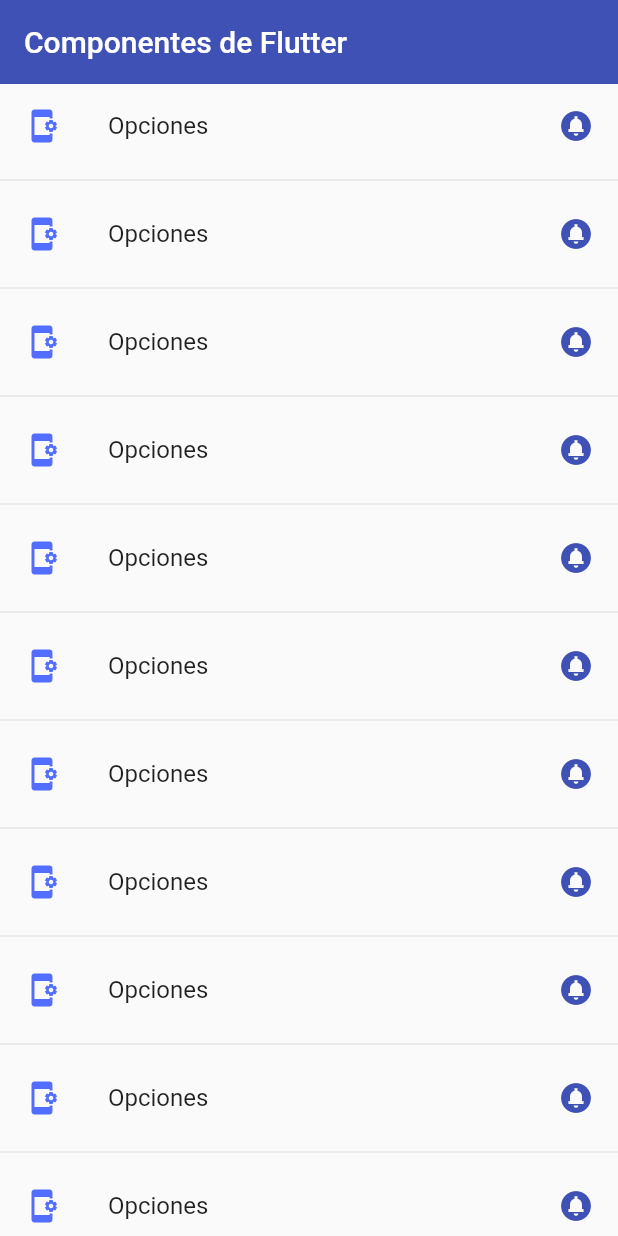
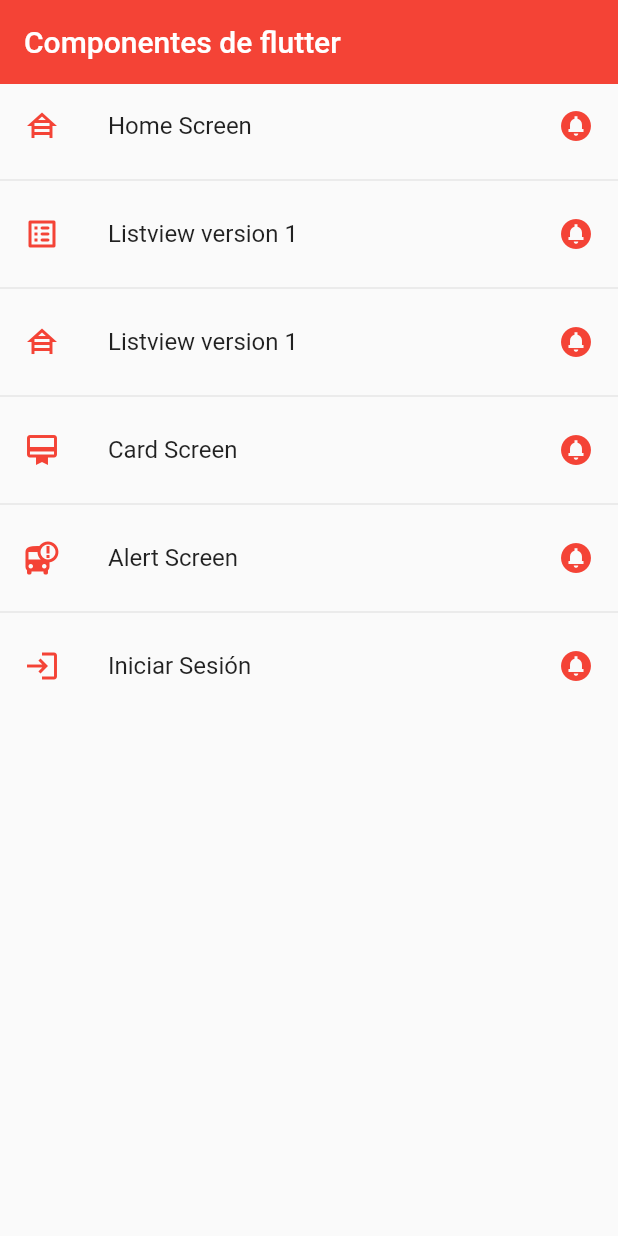
Before and after one commit to David-JPena/mltapp_components, a Flutter app: the screen it shows after launch, on a phone screen of 412 x 824 dp. Run offline on Flutter 3.47's test engine with Material 2 defaults, Android fonts, the phone set to English and light mode, and no system bars.

Commit message:
"primera version"

```diff
--- a/lib/main.dart
+++ b/lib/main.dart
@@ -1,4 +1,5 @@
 import 'package:fl_components/router/app_routes.dart';
+import 'package:fl_components/themes/app_themes.dart';
 import 'package:flutter/material.dart';
 
 void main() => runApp(const MyApp());
@@ -12,8 +13,10 @@ class MyApp extends StatelessWidget {
       debugShowCheckedModeBanner: false,
       title: 'Material App',
       initialRoute:AppRoutes.initialRoute,
-      routes:AppRoutes.routes,
+      routes:AppRoutes.getAppRoutes(),
       onGenerateRoute: AppRoutes.onGenerateRoute,
+      theme: AppTheme.myTheme,
+
     );
   }
 }
--- /dev/null
+++ b/lib/models/menu_options.dart
@@ -0,0 +1,13 @@
+import 'package:flutter/material.dart';
+
+class MenuOptions {
+  final String route;
+  final IconData icon;
+  final String name;
+  final Widget screen;
+
+
+  MenuOptions(
+    { required this.route, required this.icon, required this.name, required this.screen}
+  );
+}
--- /dev/null
+++ b/lib/models/models.dart
@@ -0,0 +1 @@
+export 'package:fl_components/screens/screens.dart';
--- a/lib/router/app_routes.dart
+++ b/lib/router/app_routes.dart
@@ -1,18 +1,63 @@
+import 'package:fl_components/screens/login_screnn.dart';
 import 'package:fl_components/screens/screens.dart';
 import 'package:flutter/material.dart';
+import '../models/menu_options.dart';
 
-class AppRoutes{
+class AppRoutes {
   static const initialRoute = 'home';
+  static final menuOptions = <MenuOptions>[
+    MenuOptions(
+        route: 'home',
+        icon: Icons.house_siding_sharp,
+        name: 'Home Screen',
 
-  static Map<String, Widget Function(BuildContext)> routes = {
-    'listview1':(BuildContext context) => const ListView1Screen(),
-    'listview2':(BuildContext context) => const ListView2Screen(),
-    'card':(BuildContext context) => const CardScreen(),
-    'alert':(BuildContext context) => const AlertScreen(),
-    'home':(BuildContext context) => const HomeScreen(),
-  };
+        screen: const HomeScreen()),
 
-  static Route<dynamic> onGenerateRoute(RouteSettings settings){
-     return MaterialPageRoute(builder:(context) => const AlertScreen());
+    MenuOptions(
+        route: 'listtview1',
+        icon: Icons.list_alt_rounded,
+        name: 'Listview version 1',
+        screen: const ListView1Screen()),
+    MenuOptions(
+        route: 'listtview2',
+        icon: Icons.house_siding_sharp,
+        name: 'Listview version 1',
+        screen: const ListView2Screen()),
+    MenuOptions(
+        route: 'card',
+        icon: Icons.card_membership_outlined,
+        name: 'Card Screen',
+        screen: const CardScreen()),
+    MenuOptions(
+        route: 'alert',
+        icon: Icons.bus_alert,
+        name: 'Alert Screen',
+        screen: const AlertScreen()),
+    MenuOptions(
+        route: 'login',
+        icon: Icons.login,
+        name: 'Iniciar Sesión',
+        screen:  LoginScreen(),
+    ),
+  ];
+  static Map<String, Widget Function(BuildContext)> getAppRoutes() {
+    Map<String, Widget Function(BuildContext)> appRoutes = {};
+    for (final options in menuOptions) {
+      appRoutes
+          .addAll({options.route: (BuildContext context) => options.screen});
+    }
+    return appRoutes;
+  }
+
+  // static Map<String, Widget Function(BuildContext)> routes = {
+  //   'listview1':(BuildContext context) => const ListView1Screen(),
+  //   'listview2':(BuildContext context) => const ListView2Screen(),
+  //   'card':(BuildContext context) => const CardScreen(),
+  //   'alert':(BuildContext context) => const AlertScreen(),
+  //   'home':(BuildContext context) => const HomeScreen(),
+  // };
+
+  static Route<dynamic> onGenerateRoute(RouteSettings settings) {
+    return MaterialPageRoute(builder: (context) => const AlertScreen());
   }
 }
--- a/lib/screens/home_screen.dart
+++ b/lib/screens/home_screen.dart
@@ -1,30 +1,36 @@
+import 'package:fl_components/router/app_routes.dart';
+import 'package:fl_components/themes/app_themes.dart';
 import 'package:flutter/material.dart';
 
 class HomeScreen extends StatelessWidget {
-
   const HomeScreen({Key? key}) : super(key: key);
 
   @override
   Widget build(BuildContext context) {
     return Scaffold(
       appBar: AppBar(
-        title: const Text('Componentes de Flutter'),
-        elevation: 0,
-        backgroundColor: Colors.indigo,
+        title: const Text('Componentes de flutter'),
+        // elevation: 0,
+        // backgroundColor: Colors.indigo,
       ),
       body: ListView.separated(
-        itemBuilder:(context, index) => ListTile(
-          leading: const Icon(Icons.app_settings_alt, color: Colors.indigoAccent,),
-          title: const Text('Opciones'),
-          trailing: const Icon(Icons.circle_notifications_sharp, color: Colors.indigo),
-          onTap: () {
-            //final route = MaterialPageRoute(builder:(context) => const ListView1Screen());
-            //Navigator.push(context, route);
-            Navigator.pushNamed(context, 'listview1');
-          },
-        ),
-        separatorBuilder:(context, index) => const Divider(),
-        itemCount: 20)
+        itemBuilder: (context, index) {
+          final options = AppRoutes.menuOptions[index];
+          return ListTile(
+            leading: Icon(
+              options.icon,
+               color:AppTheme.primary,
+            ),
+            title: Text(options.name),
+            trailing: const Icon(Icons.circle_notifications_sharp, color:AppTheme.primary),
+            onTap: () {
+              Navigator.pushNamed(context, options.route);
+            },
+          );
+        },
+        separatorBuilder: (context, index) => const Divider(),
+        itemCount: AppRoutes.menuOptions.length,
+      ),
     );
   }
 }
--- a/lib/screens/listview1_screen.dart
+++ b/lib/screens/listview1_screen.dart
@@ -11,7 +11,7 @@ class ListView1Screen extends StatelessWidget {
     return Scaffold(
       appBar: AppBar(
         title: const Text('ListView1'),
-        elevation: 0,
+        // elevation: 0,
       ),
       body: ListView(
         children: [
--- a/lib/screens/listview2_screen.dart
+++ b/lib/screens/listview2_screen.dart
@@ -11,9 +11,9 @@ class ListView2Screen extends StatelessWidget {
     return Scaffold(
       appBar: AppBar(
         centerTitle: true,
-        backgroundColor: Colors.indigoAccent,
+        // backgroundColor: Colors.indigoAccent,
         title: const Text('ListView2'),
-        elevation: 0,
+        // elevation: 0,
       ),
       body: ListView.separated(
         itemBuilder:(context, index) => ListTile(
--- /dev/null
+++ b/lib/themes/app_themes.dart
@@ -0,0 +1,26 @@
+// app_themes.dart
+import 'package:flutter/material.dart';
+
+class AppTheme {
+  static const Color primary = Colors.red;
+  static const Color inputBorderColor = Color.fromARGB(255, 242, 247, 252);
+  static const Color buttonBackgroundColor = Color.fromARGB(255, 39, 126, 224);
+  static const Color buttonTextColor = Colors.blue;
+  static const Color imputtColor = Color.fromRGBO(14, 207, 40, 1);
+
+  static final ThemeData myTheme = ThemeData(
+    primaryColor: primary,
+    appBarTheme: const AppBarTheme(color: primary, elevation: 0),
+  );
+
+  static final ThemeData myFisDarck = ThemeData.dark().copyWith(
+    appBarTheme: const AppBarTheme(color: primary, elevation: 0),
+    iconTheme: const IconThemeData(color: primary),
+  );
+
+  static final ButtonStyle loginScreenButtonStyle = ButtonStyle(
+    padding: MaterialStateProperty.all<EdgeInsetsGeometry>(
+      const EdgeInsets.symmetric(vertical: 16),
+    ),
+  );
+}
```
Also changed, not shown: lib/screens/login_screnn.dart (added, +139 -0 lines).
